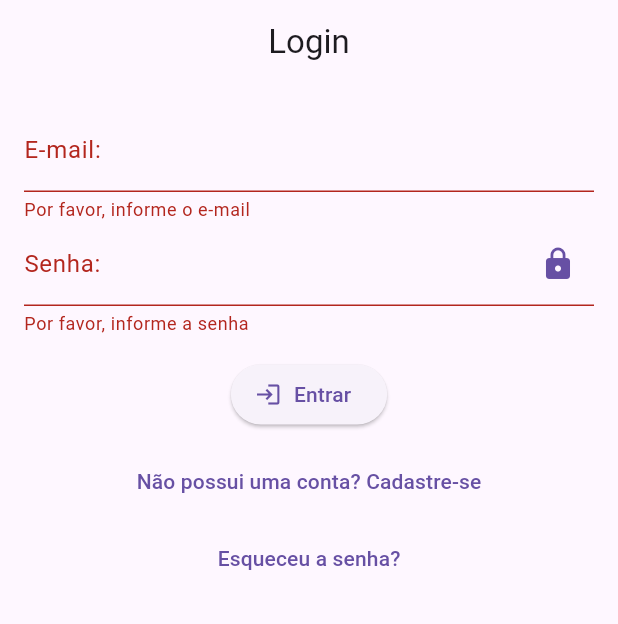
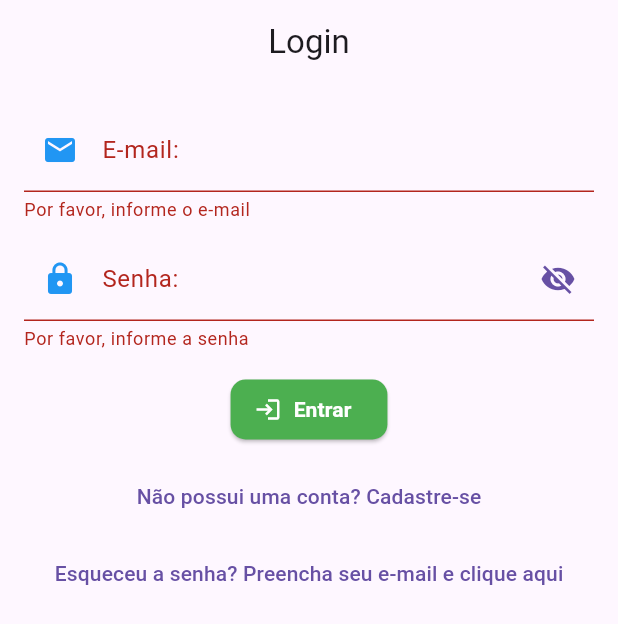
Before and after one commit to carlosmcnt/template-crud-produto, a Flutter app: the screen it shows after launch, after a tap on "Entrar", on a phone screen of 412 x 824 dp. Shown: the top 624 px of the screen. Run offline on Flutter 3.47's test engine with Material 3 defaults, Android fonts, the phone set to English and light mode, and no system bars; our stand-ins replace cloud_firestore, firebase_auth, firebase_core, firebase_storage, flutter_multi_formatter, flutter_riverpod and 2 more; missing offline and left inert: image_picker_for_web; accounts and stored records are empty; generated files the repository leaves out were written again.

Commit message:
Alterações visuais e em processo de login

```diff
--- a/lib/login/views/cadastro_widget.dart
+++ b/lib/login/views/cadastro_widget.dart
@@ -62,7 +62,7 @@ class CadastroPageState extends ConsumerState<CadastroPage>{
   Widget build(BuildContext context) {
     return Scaffold(
       appBar: AppBar(
-        title: const Center(child: Text('Cadastro')),
+        title: const Center(child: Text('Cadastre-se')),
       ),
       body: Padding(
         padding: const EdgeInsets.all(16.0),
--- a/lib/login/views/login_widget.dart
+++ b/lib/login/views/login_widget.dart
@@ -2,7 +2,7 @@ import 'package:flutter/material.dart';
 import 'package:flutter_riverpod/flutter_riverpod.dart';
 import 'package:template_crud_produto/login/services/login_service.dart';
 import 'package:template_crud_produto/login/views/cadastro_widget.dart';
-import 'package:template_crud_produto/produto/views/produto_list_widget.dart';
+import 'package:template_crud_produto/login/views/menu_principal_widget.dart';
 
 class LoginPage extends ConsumerStatefulWidget {
 
@@ -41,6 +41,7 @@ class LoginPageState extends ConsumerState<LoginPage>{
     return Scaffold(
       appBar: AppBar(
         title: const Center(child: Text('Login')),
+        automaticallyImplyLeading: false,
       ),
       body: Padding(
         padding: const EdgeInsets.all(16.0),
@@ -52,6 +53,7 @@ class LoginPageState extends ConsumerState<LoginPage>{
                 controller: _emailController,
                 decoration: const InputDecoration(
                   labelText: 'E-mail:',
+                  prefixIcon: Icon(Icons.email, color: Colors.blue),
                 ),
                 validator: (value) {
                   if (value == null || value.isEmpty) {
@@ -60,16 +62,18 @@ class LoginPageState extends ConsumerState<LoginPage>{
                   return null;
                 },
               ),
+              const SizedBox(height: 10),
               TextFormField(
                 controller: _senhaController,
                 obscureText: !senhaVisivel,
                 decoration: InputDecoration(
                   labelText: 'Senha:',
+                  prefixIcon: const Icon(Icons.lock, color: Colors.blue),
                   suffixIcon: IconButton(
                     icon: Icon(
                             senhaVisivel
-                            ? Icons.lock_open
-                            : Icons.lock,
+                            ? Icons.visibility
+                            : Icons.visibility_off,
                             color: Theme.of(context).primaryColor,
                           ),
                     onPressed: () {
@@ -89,6 +93,12 @@ class LoginPageState extends ConsumerState<LoginPage>{
               ),
               const SizedBox(height: 15),
               ElevatedButton.icon(
+                style: ElevatedButton.styleFrom(
+                  backgroundColor: Colors.green,
+                  shape: RoundedRectangleBorder(
+                    borderRadius: BorderRadius.circular(10),
+                  ),
+                ),
                 onPressed: () async {
 
                   if (!_formKey.currentState!.validate()) {
@@ -106,14 +116,14 @@ class LoginPageState extends ConsumerState<LoginPage>{
                   if(retornoLogin) {
                     Navigator.of(context).push(
                       MaterialPageRoute(
-                        builder: (context) => const ProdutoListPage(),
+                        builder: (context) => const MenuPrincipalWidget(),
                       )
                     );
                   }
 
                 },
-                label: const Text('Entrar'),
-                icon: const Icon(Icons.login),
+                label: const Text('Entrar', style: TextStyle(color: Colors.white, fontWeight: FontWeight.bold)),
+                icon: const Icon(Icons.login, color: Colors.white),
               ),
               const SizedBox(height: 10),
               TextButton(
@@ -134,7 +144,7 @@ class LoginPageState extends ConsumerState<LoginPage>{
 
                   if (!context.mounted) return;
                 },
-                child: const Text('Esqueceu a senha?'),
+                child: const Text('Esqueceu a senha? Preencha seu e-mail e clique aqui'),
               ),
             ],
           ),
```
Also changed, not shown: lib/login/repositories/login_repository.dart (+8 -0 lines), lib/login/services/login_service.dart (+9 -0 lines).
